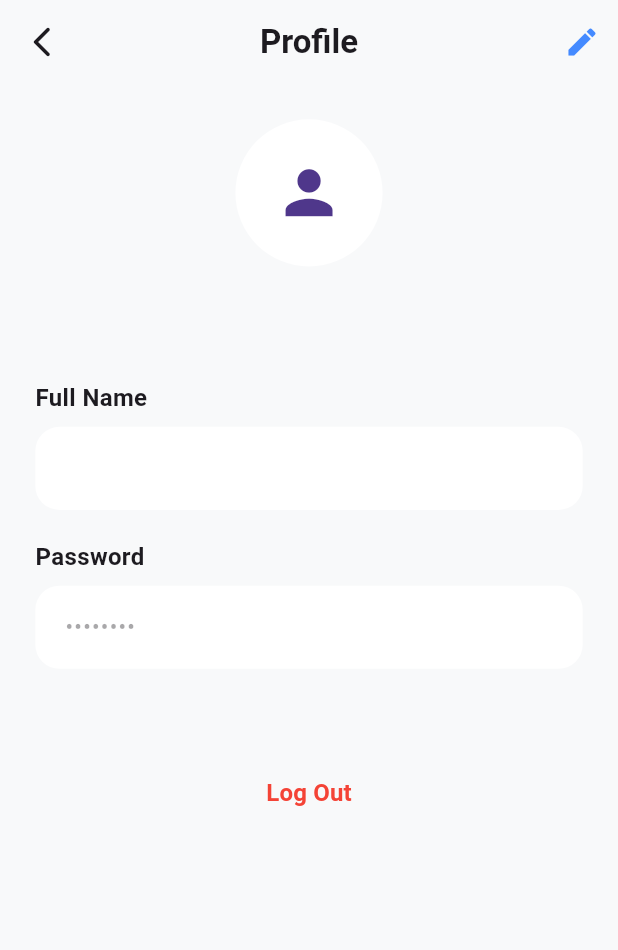
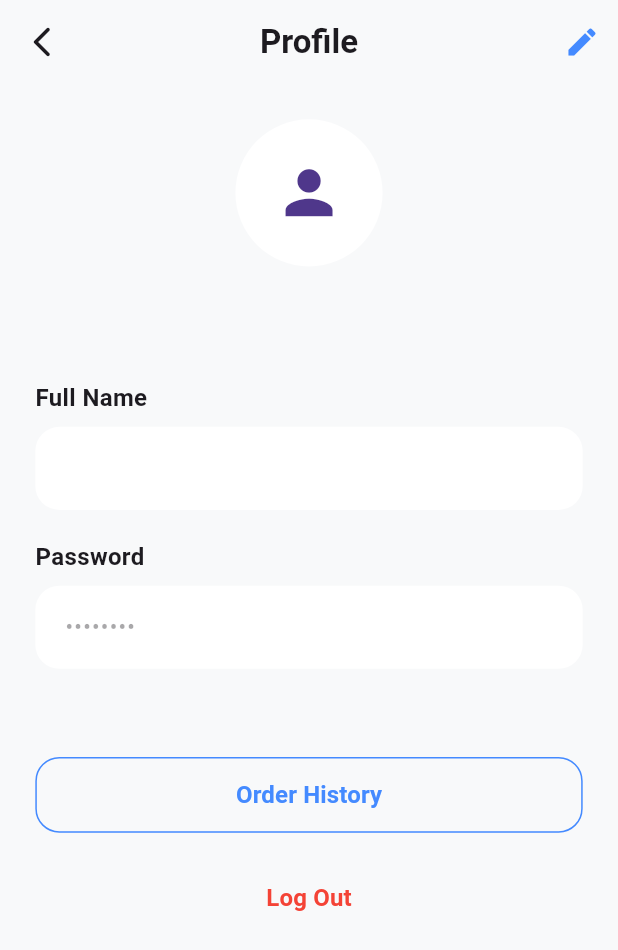
Before and after one commit to ucuypa/marketplace_app, a Flutter app: the ProfilePage screen opened directly, on a phone screen of 412 x 824 dp. Shown: the top 950 px of the screen. Run offline on Flutter 3.47's test engine with Material 3 defaults, Android fonts, the phone set to English and light mode, and no system bars; our stand-ins replace cloud_firestore, device_preview, firebase_auth, firebase_core, firebase_storage, flutter_riverpod and 2 more; accounts and stored records are empty; network calls fail.

Commit message:
profile fix & history page added

```diff
--- a/lib/presentation/profile/profile_page.dart
+++ b/lib/presentation/profile/profile_page.dart
@@ -8,6 +8,7 @@ import '../shared/ui_constants.dart';
 import 'package:firebase_storage/firebase_storage.dart';
 import 'package:flutter/foundation.dart' show kIsWeb, Uint8List;
 import '../manageproduct/ManageProductsPage.dart';
+import '../history/history.dart';
 
 class ProfilePage extends StatefulWidget {
   const ProfilePage({super.key});
@@ -323,6 +324,41 @@ class _ProfilePageState extends State<ProfilePage> {
                             ),
                           ),
                           SizedBox(height: dp(ctx, 20)),
+
+                          // ===== ORDER HISTORY BUTTON =====
+                          SizedBox(
+                            width: double.infinity,
+                            child: OutlinedButton(
+                              style: OutlinedButton.styleFrom(
+                                side: const BorderSide(
+                                    color: Colors.blueAccent),
+                                shape: RoundedRectangleBorder(
+                                  borderRadius: BorderRadius.circular(16),
+                                ),
+                                padding: EdgeInsets.symmetric(
+                                  vertical: dp(ctx, 14),
+                                ),
+                              ),
+                              onPressed: () {
+                                Navigator.push(
+                                  context,
+                                  MaterialPageRoute(
+                                    builder: (_) =>historyPage(),
+                                  ),
+                                );
+                              },
+                              child: const Text(
+                                'Order History',
+                                style: TextStyle(
+                                  fontSize: 16,
+                                  fontWeight: FontWeight.w600,
+                                  color: Colors.blueAccent,
+                                ),
+                              ),
+                            ),
+                          ),
+
+                          SizedBox(height: dp(ctx, 20)),
                           TextButton(
                             onPressed: _signOut,
                             child: const Text(
```
